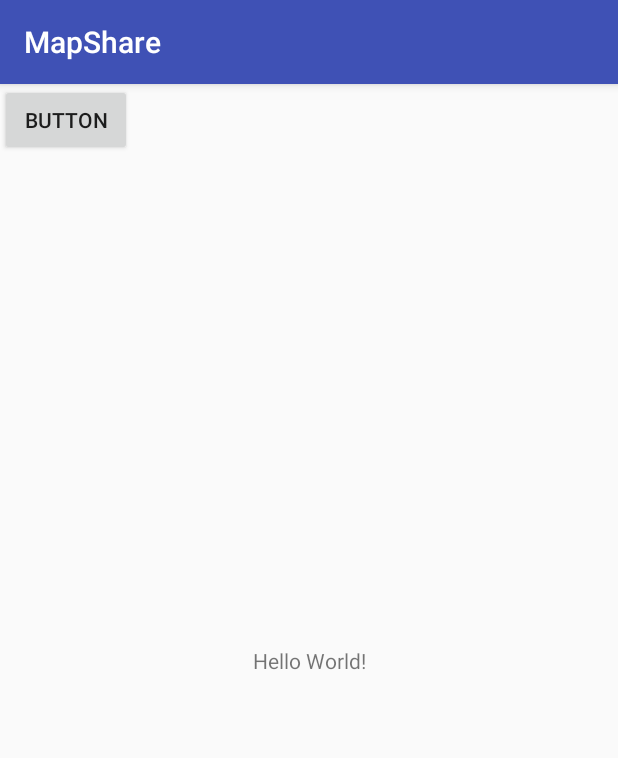
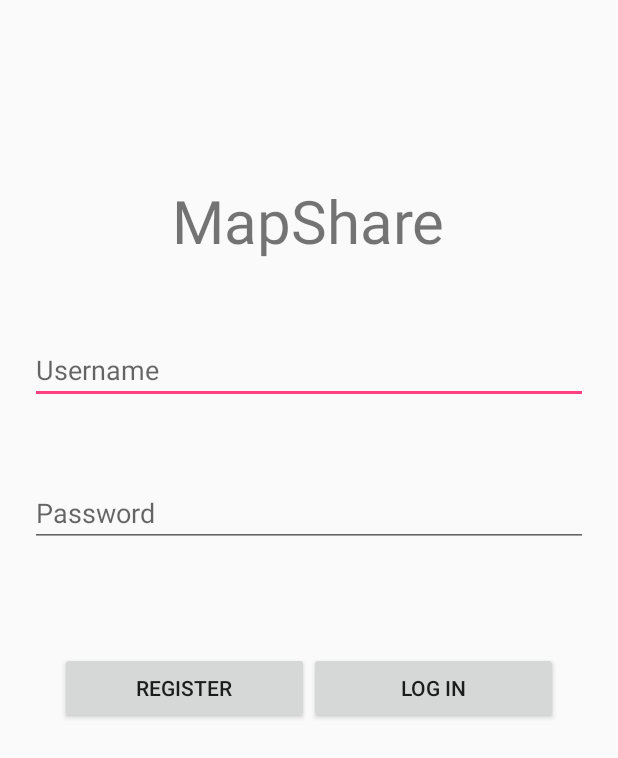
Before and after one commit to willc417/MapShare, an Android app: the screen it shows after launch (MainActivity before the commit, LoginActivity after it), on a phone screen of 412 x 824 dp. Shown: the top 758 px of the screen. Run offline under Robolectric (Android 15) with nearby library versions, the phone set to English and light mode, and no system bars.

Commit message:
Login Activity

```diff
--- a/app/build.gradle
+++ b/app/build.gradle
@@ -24,10 +24,11 @@ android {
 
 dependencies {
     implementation fileTree(dir: 'libs', include: ['*.jar'])
-    implementation"org.jetbrains.kotlin:kotlin-stdlib-jdk7:$kotlin_version"
+    implementation "org.jetbrains.kotlin:kotlin-stdlib-jdk7:$kotlin_version"
     implementation 'com.android.support:appcompat-v7:28.0.0'
     implementation 'com.android.support.constraint:constraint-layout:1.1.3'
     testImplementation 'junit:junit:4.12'
     androidTestImplementation 'com.android.support.test:runner:1.0.2'
     androidTestImplementation 'com.android.support.test.espresso:espresso-core:3.0.2'
+
 }
--- a/app/src/main/AndroidManifest.xml
+++ b/app/src/main/AndroidManifest.xml
@@ -9,13 +9,18 @@
         android:roundIcon="@mipmap/ic_launcher_round"
         android:supportsRtl="true"
         android:theme="@style/AppTheme">
-        <activity android:name=".MainActivity">
+        <activity android:name=".LoginActivity"
+            android:screenOrientation="portrait">
             <intent-filter>
                 <action android:name="android.intent.action.MAIN" />
 
                 <category android:name="android.intent.category.LAUNCHER" />
             </intent-filter>
         </activity>
+        <activity android:name=".MainActivity">
+
+
+        </activity>
     </application>
 
 </manifest>
--- /dev/null
+++ b/app/src/main/java/com/seniorsem/wdw/mapshare/LoginActivity.java
@@ -0,0 +1,39 @@
+package com.seniorsem.wdw.mapshare;
+
+import android.content.Context;
+import android.content.Intent;
+import android.support.v7.app.AppCompatActivity;
+import android.os.Bundle;
+import android.view.View;
+import android.widget.Button;
+import android.widget.Toast;
+
+public class LoginActivity extends AppCompatActivity {
+
+
+    @Override
+    protected void onCreate(Bundle savedInstanceState) {
+        super.onCreate(savedInstanceState);
+        setContentView(R.layout.activity_login);
+
+        Button btn_login = findViewById(R.id.login_btn);
+        btn_login.setOnClickListener(new View.OnClickListener() {
+            @Override
+            public void onClick(View v) {
+                Context context = getApplicationContext();
+                CharSequence text = "Hello toast!";
+                int duration = Toast.LENGTH_SHORT;
+
+                Toast toast = Toast.makeText(context, text, duration);
+                toast.show();
+
+                Intent nextActivity = new Intent();
+                nextActivity.setClass(LoginActivity.this, MainActivity.class);
+                startActivity(nextActivity);
+            }
+        });
+
+    }
+
+
+}
--- /dev/null
+++ b/app/src/main/res/layout/activity_login.xml
@@ -0,0 +1,69 @@
+<?xml version="1.0" encoding="utf-8"?>
+<LinearLayout xmlns:android="http://schemas.android.com/apk/res/android"
+    android:orientation="vertical"
+    xmlns:app="http://schemas.android.com/apk/res-auto"
+    xmlns:tools="http://schemas.android.com/tools"
+    android:layout_width="match_parent"
+    android:layout_height="match_parent"
+    tools:context=".LoginActivity"
+    android:padding="20dp"
+    android:id="@+id/linear_login"
+    >
+
+    <TextView
+
+        android:layout_width="wrap_content"
+        android:layout_height="wrap_content"
+        android:text="@string/mapshare"
+        android:textSize="40sp"
+        android:layout_marginTop="100dp"
+        android:layout_gravity="center"
+        />
+
+    <EditText
+        android:id="@+id/username_edit"
+        android:layout_width="match_parent"
+        android:layout_height="wrap_content"
+        android:layout_marginTop="50sp"
+        android:hint="@string/username"/>
+
+    <EditText
+        android:id="@+id/password_edit"
+        android:layout_width="match_parent"
+        android:layout_height="wrap_content"
+        android:layout_marginTop="50sp"
+        android:hint="@string/password"/>
+
+    <LinearLayout
+        android:layout_marginTop="50dp"
+        android:layout_width="match_parent"
+        android:layout_height="wrap_content"
+        android:orientation="horizontal"
+        android:weightSum="200"
+        android:padding="20dp">
+
+        <Button
+            android:id="@+id/register_btn"
+            android:layout_width="wrap_content"
+            android:layout_height="wrap_content"
+            android:text="@string/register"
+            android:layout_weight="100"/>
+
+        <Button
+            android:id="@+id/login_btn"
+            android:layout_width="wrap_content"
+            android:layout_height="wrap_content"
+            android:layout_weight="100"
+            android:text="@string/log_in"/>
+
+
+    </LinearLayout>
+
+
+
+
+
+
+
+
+</LinearLayout>
--- a/app/src/main/res/layout/activity_main.xml
+++ b/app/src/main/res/layout/activity_main.xml
@@ -15,10 +15,4 @@
         app:layout_constraintRight_toRightOf="parent"
         app:layout_constraintTop_toTopOf="parent" />
 
-    <Button
-        android:layout_width="wrap_content"
-        android:layout_height="wrap_content"
-        android:text="@string/button"
-        />
-
 </android.support.constraint.ConstraintLayout>
--- a/app/src/main/res/values/strings.xml
+++ b/app/src/main/res/values/strings.xml
@@ -1,4 +1,9 @@
 <resources>
     <string name="app_name">MapShare</string>
     <string name="button">Button</string>
+    <string name="mapshare">MapShare</string>
+    <string name="username">Username</string>
+    <string name="password">Password</string>
+    <string name="register">Register</string>
+    <string name="log_in">Log In</string>
 </resources>
--- a/app/src/main/res/values/styles.xml
+++ b/app/src/main/res/values/styles.xml
@@ -1,7 +1,7 @@
 <resources>
 
     <!-- Base application theme. -->
-    <style name="AppTheme" parent="Theme.AppCompat.Light.DarkActionBar">
+    <style name="AppTheme" parent="Theme.AppCompat.Light.NoActionBar">
         <!-- Customize your theme here. -->
         <item name="colorPrimary">@color/colorPrimary</item>
         <item name="colorPrimaryDark">@color/colorPrimaryDark</item>
```
